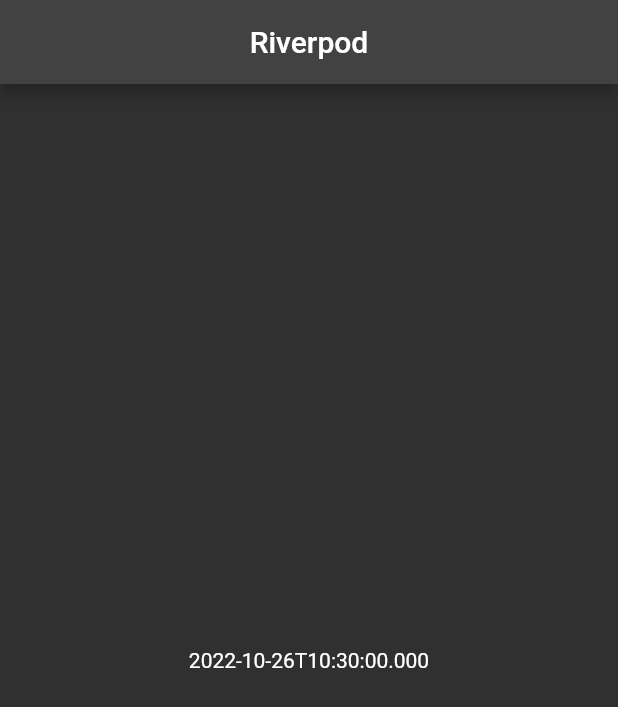
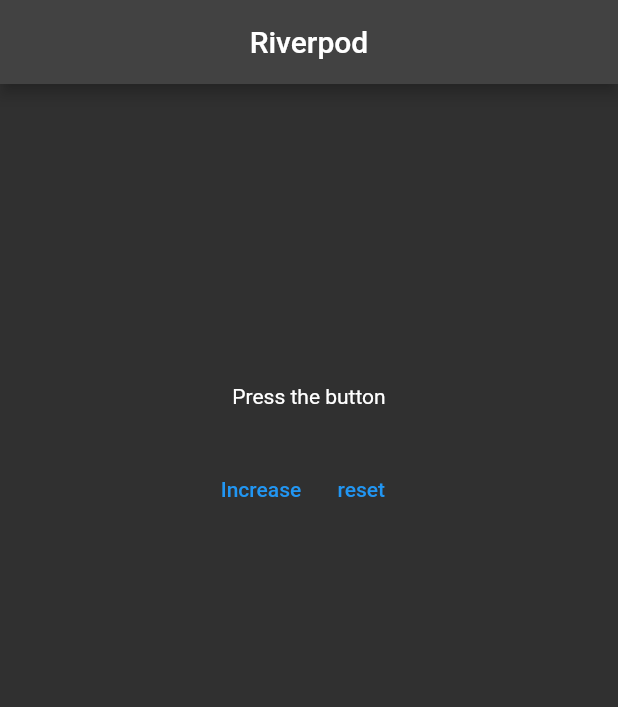
Before and after one commit to proGabby/Flutter_Riverpod_Projects, a Flutter app: the screen it shows after launch, on a phone screen of 412 x 824 dp. Shown: the top 707 px of the screen. Run offline on Flutter 3.47's test engine with Material 2 defaults, Android fonts, the light colour scheme and no system bars; our stand-ins replace hooks_riverpod.

Commit message:
counter app working with stateNotifier provider

```diff
--- a/ex_1_app/lib/main.dart
+++ b/ex_1_app/lib/main.dart
@@ -9,6 +9,26 @@
     ),
   );
 }
+
+//An extension method that add extra functionalities to the num class
+//It functionality is to enable us add an optional Int to an int
+//if the 1st operand is an int
+extension OptionalInfixAddition<T extends num> on T? {
+  T? operator +(T? other) {
+    final shadow = this;
+    if (shadow != null) {
+      return shadow + (other ?? 0) as T;
+    } else {
+      return null;
+    }
+  }
+}
+
+// void testIt() {
+//   final int? int1 = 1;
+//   final int? int2 = null;
+//   final result = int1 + int2;
+// }
 
 class HomePage extends StatelessWidget {
   const HomePage({Key? key}) : super(key: key);
@@ -28,18 +48,86 @@
   //here provider does not observe changes
 );
 
+class Counter extends StateNotifier<int?> {
+  Counter() : super(null);
+
+  void increment() {
+    //without the extionsion function OptionalInfixAddition, it will throw an error
+    state = (state == null) ? 1 : state + 1;
+  }
+
+  void reset() {
+    state = 1;
+  }
+
+  //state is the current state of this [StateNotifier].
+  //it always available in a stateNotifier
+  int? get value => state;
+}
+
+//
+//A global stateNotifierProvider
+//Note: the Counter class doesnt neccessary need to be in same file
+//as ref with providerScope will ensure it will always be available any where
+final counterProvider = StateNotifierProvider<Counter, int?>(
+  (ref) => Counter(),
+);
+
 class MainPage extends ConsumerWidget {
-  const MainPage({Key? key}) : super(key: key);
-
   @override
   Widget build(BuildContext context, WidgetRef ref) {
-    //ref watches for changes and rebuild widget
-    final currentDate = ref.watch(CurrentDate);
+    //Note using ref.watch before the widget will make the build method run anytime there is a change of state
+    //which is performance optimistic... Hence, we use a consumer widget
+    // final counter = ref.watch(counterProvider);
     return Scaffold(
       appBar: AppBar(
         title: const Center(child: Text("Riverpod")),
       ),
-      body: Center(child: Text(currentDate.toIso8601String())),
+      body: Center(
+        child: Column(
+          crossAxisAlignment: CrossAxisAlignment.center,
+          children: [
+            const SizedBox(
+              height: 200,
+            ),
+            //Note the WidgetRef of the consumer is differrent from that of the build method
+            //this ensure only the consumer widget is build not the entire screen
+            Consumer(
+                builder: (BuildContext context, WidgetRef ref, Widget? child) {
+              final counterValue = ref.watch(counterProvider);
+              final valueString = counterValue == null
+                  ? 'Press the button'
+                  : counterValue.toString();
+              return Text(valueString);
+              //Note the child of the consumer is a widget we dont want to rebuild
+            }),
+
+            const SizedBox(
+              height: 30,
+            ),
+            Row(
+              mainAxisAlignment: MainAxisAlignment.center,
+              children: [
+                TextButton(
+                    onPressed: () {
+                      //notifier is the notifier of the stateNotifier class
+                      //it obtain the state from the stateNotifier class
+                      //Note: we cant access the counter class methods with counterProvider.notifier alone
+                      //hence we use a widgetRef to read or watch
+                      //here, we use read. read allow us to only read the current state and not the next changes
+                      ref.read(counterProvider.notifier).increment();
+                    },
+                    child: const Text("Increase")),
+                TextButton(
+                    onPressed: () {
+                      ref.read(counterProvider.notifier).reset();
+                    },
+                    child: const Text("reset")),
+              ],
+            )
+          ],
+        ),
+      ),
     );
   }
 }
```
Also changed, not shown: 1 other file.
